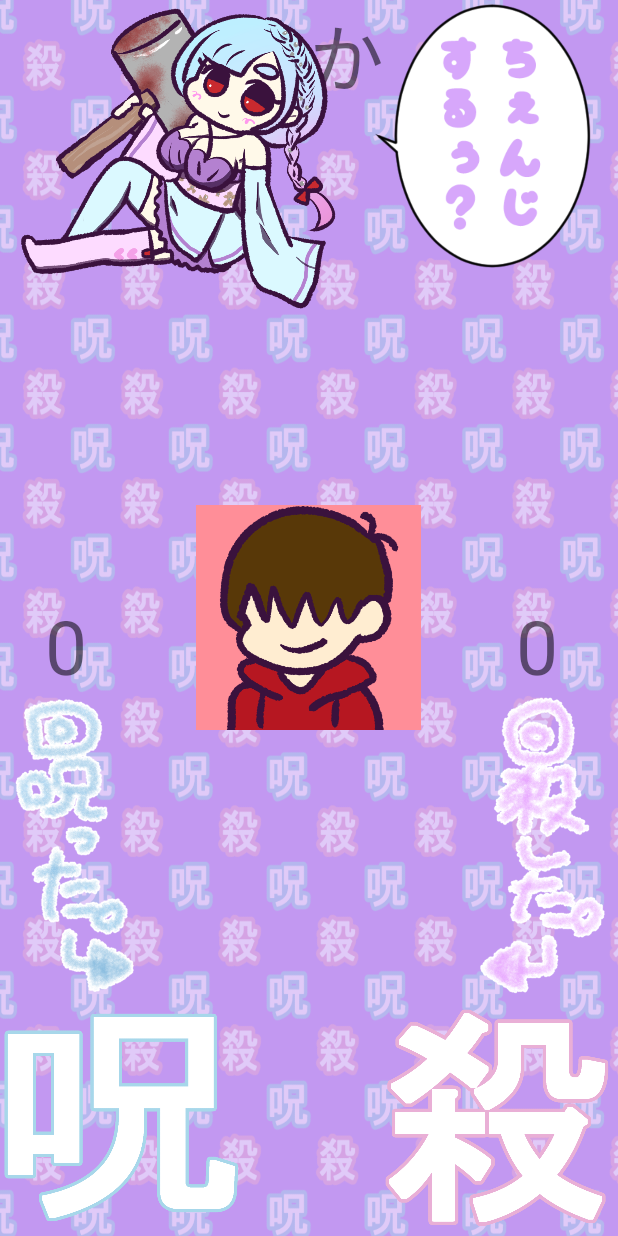
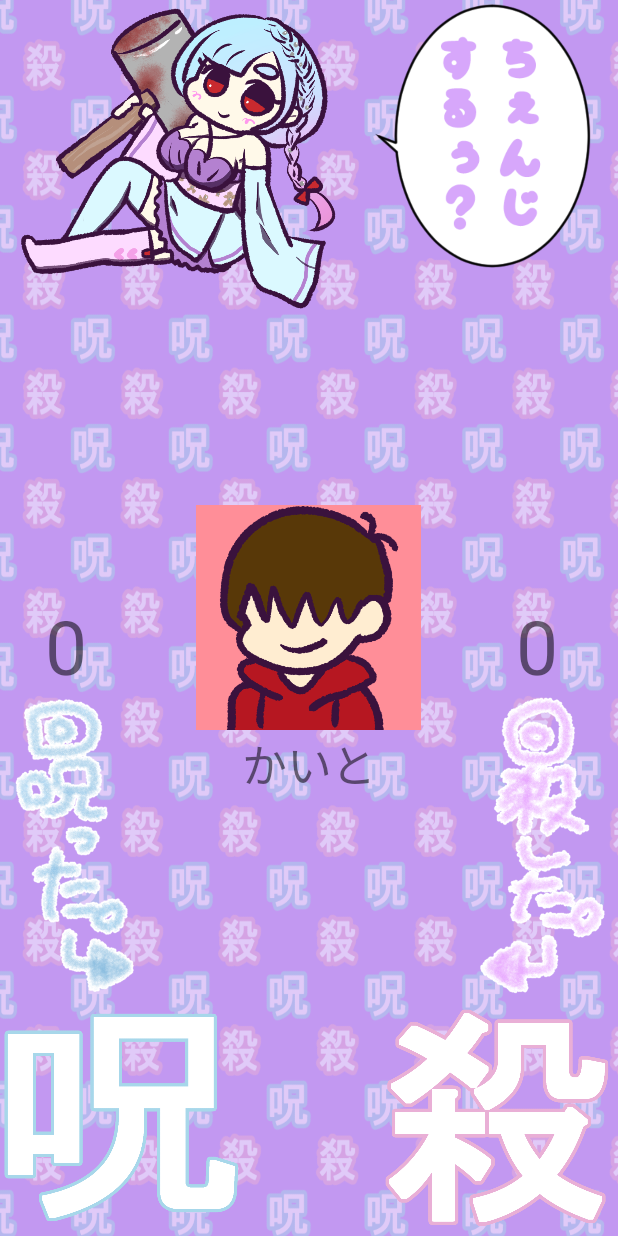
Before and after one commit to hayashidamoka/norokoro, an Android app: the MainActivity screen opened directly, with no data from a screen before it, on a phone screen of 412 x 824 dp. Run offline under Robolectric (Android 15) with nearby library versions, the phone set to English and light mode, and no system bars.

Commit message:
保存した画像と名前のデータを呼び出せるようになった

```diff
--- a/app/src/main/java/com/uchinokomoratte/norokoro/MainActivity.java
+++ b/app/src/main/java/com/uchinokomoratte/norokoro/MainActivity.java
@@ -37,8 +37,8 @@ public class MainActivity extends AppCompatActivity {
         SharedPreferences prefs = PreferenceManager.getDefaultSharedPreferences(this);
 
 
-        int gazouNoID = prefs.getInt("GAZOU_NO_ID",1);
-        String dislike_name = prefs.getString("DISLIKE_NAME","もか");
+        int gazouNoID = prefs.getInt("GAZOU_NO_ID",R.drawable.dislike_boy);
+        String dislike_name = prefs.getString("DISLIKE_NAME","かいと");
 
          ImageView dislikeImageView = findViewById(R.id.dislikeImageView);
          dislikeImageView.setImageResource(gazouNoID);
--- a/app/src/main/res/layout/activity_main.xml
+++ b/app/src/main/res/layout/activity_main.xml
@@ -52,11 +52,12 @@
 
     <TextView
         android:id="@+id/nameTextView"
-        android:layout_width="match_parent"
+        android:layout_width="200dp"
         android:layout_height="wrap_content"
         android:text="かいと"
-        android:textSize="50sp"
-        android:layout_below="@+id/dislike"
+        android:textSize="30sp"
+        android:layout_centerInParent="true"
+        android:layout_below="@+id/dislikeImageView"
         android:gravity="center_horizontal" />
 
     <ImageView
```
